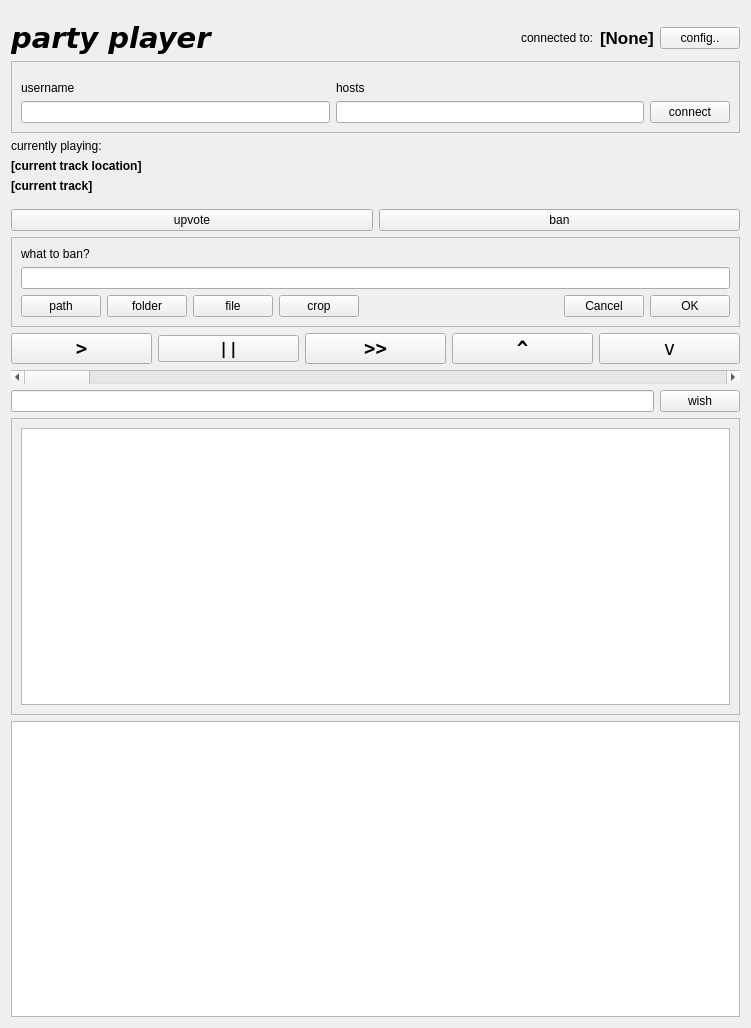
First picture: the form in client/rrplayer.ui, repository frans-fuerst/music_scheduler, before the edit.
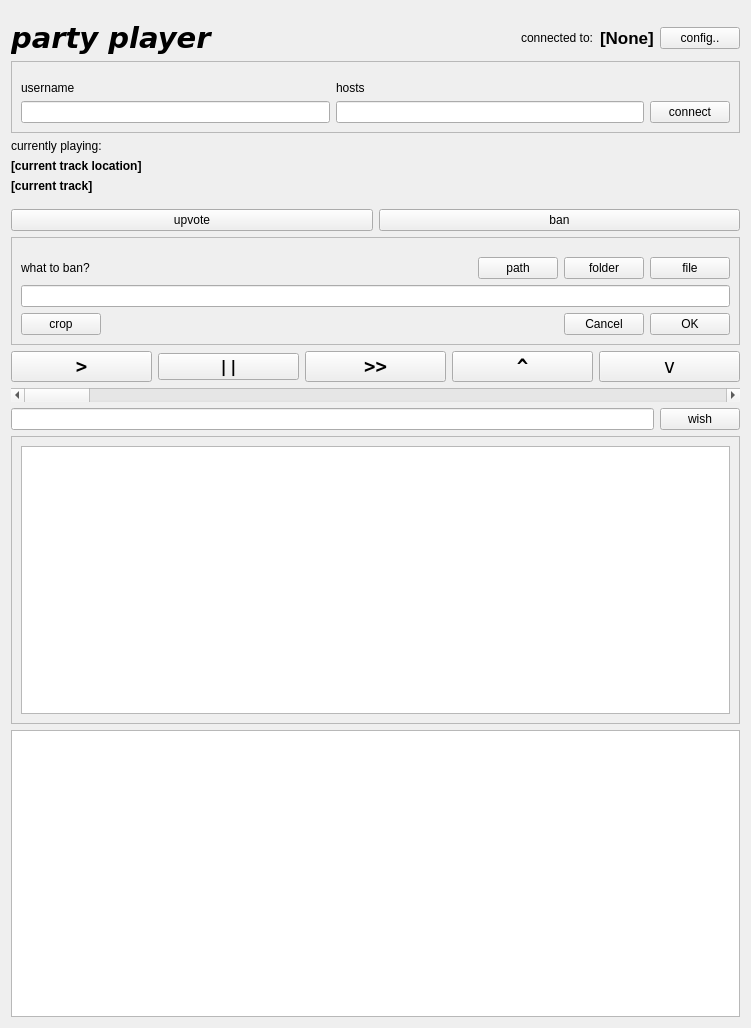
Second picture: the form after the edit.

Commit message: solve window resize issue

Diff of the .ui file:
```diff
--- a/client/rrplayer.ui
+++ b/client/rrplayer.ui
@@ -193,6 +193,11 @@
        </property>
        <layout class="QVBoxLayout" name="verticalLayout_2">
         <item>
+         <layout class="QHBoxLayout" name="horizontalLayout_6">
+          <property name="topMargin">
+           <number>10</number>
+          </property>
+          <item>
          <widget class="QLabel" name="label_4">
           <property name="text">
            <string>what to ban?</string>
@@ -200,10 +205,18 @@
          </widget>
         </item>
         <item>
-         <widget class="QLineEdit" name="txt_ban_substring"/>
-        </item>
-        <item>
-         <layout class="QHBoxLayout" name="horizontalLayout_4">
+           <spacer name="horizontalSpacer_3">
+            <property name="orientation">
+             <enum>Qt::Horizontal</enum>
+            </property>
+            <property name="sizeHint" stdset="0">
+             <size>
+              <width>40</width>
+              <height>20</height>
+             </size>
+            </property>
+           </spacer>
+          </item>
           <item>
            <widget class="QPushButton" name="pb_ban_path">
             <property name="text">
@@ -225,6 +238,13 @@
             </property>
            </widget>
           </item>
+         </layout>
+        </item>
+        <item>
+         <widget class="QLineEdit" name="txt_ban_substring"/>
+        </item>
+        <item>
+         <layout class="QHBoxLayout" name="horizontalLayout_4">
           <item>
            <widget class="QPushButton" name="pb_ban_crop">
             <property name="text">
```
Left out of the diff: 14 changed lines with no effect on the pictures. Lines whose indentation alone changed are shown as unchanged. The commit also changes 1 other file.
